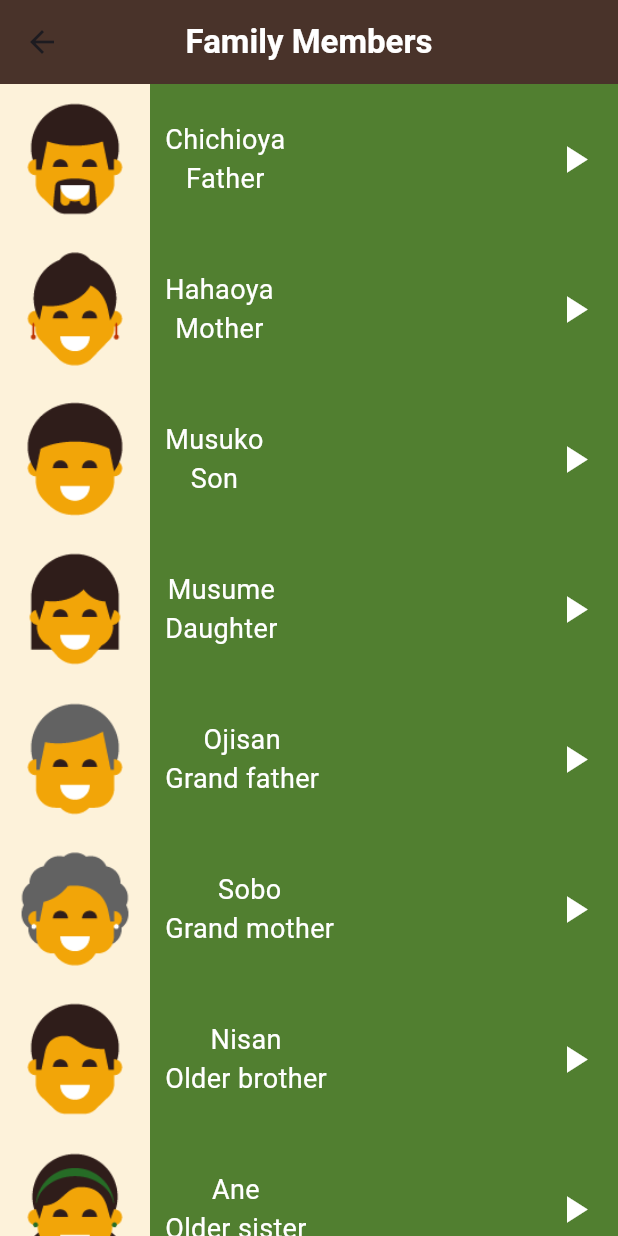
After one commit to ZiadAlaa955/toku_app, a Flutter app: the FamilyMembersView screen opened by its route, on a phone screen of 412 x 824 dp. The commit adds this screen. Run offline on Flutter 3.47's test engine with Material 3 defaults, Android fonts, the phone set to English and light mode, and no system bars.

Commit message:
create and finish family members view

```diff
--- a/lib/Models/item_model.dart
+++ b/lib/Models/item_model.dart
@@ -1,13 +1,15 @@
+import 'dart:ui';
+
 class ItemModel {
   final String image;
-  final String jpText;
-  final String enText;
+  final String jpname;
+  final String enName;
   final String sound;
 
   const ItemModel({
     required this.image,
-    required this.jpText,
-    required this.enText,
+    required this.jpname,
+    required this.enName,
     required this.sound,
   });
 }
--- /dev/null
+++ b/lib/Views/family_members_view.dart
@@ -0,0 +1,97 @@
+import 'package:flutter/material.dart';
+import 'package:toku_app/Models/item_model.dart';
+import 'package:toku_app/Widgets/item.dart';
+import 'package:toku_app/constants.dart';
+
+class FamilyMembersView extends StatelessWidget {
+  const FamilyMembersView({super.key});
+  static String id = 'familyView';
+  final List<ItemModel> itemsList = const [
+    ItemModel(
+      image: 'assets/images/family_members/family_father.png',
+      jpname: 'Chichioya',
+      enName: 'Father',
+      sound: 'sounds/family_members/father.wav',
+    ),
+    ItemModel(
+      image: 'assets/images/family_members/family_mother.png',
+      jpname: 'Hahaoya',
+      enName: 'Mother',
+      sound: 'sounds/family_members/mother.wav',
+    ),
+    ItemModel(
+      image: 'assets/images/family_members/family_son.png',
+      jpname: 'Musuko',
+      enName: 'Son',
+      sound: 'sounds/family_members/son.wav',
+    ),
+    ItemModel(
+      image: 'assets/images/family_members/family_daughter.png',
+      jpname: 'Musume',
+      enName: 'Daughter',
+      sound: 'sounds/family_members/daughter.wav',
+    ),
+    ItemModel(
+      image: 'assets/images/family_members/family_grandfather.png',
+      jpname: 'Ojisan',
+      enName: 'Grand father',
+      sound: 'sounds/family_members/grand father.wav',
+    ),
+    ItemModel(
+      image: 'assets/images/family_members/family_grandmother.png',
+      jpname: 'Sobo',
+      enName: 'Grand mother',
+      sound: 'sounds/family_members/grand mother.wav',
+    ),
+    ItemModel(
+      image: 'assets/images/family_members/family_older_brother.png',
+      jpname: 'Nisan',
+      enName: 'Older brother',
+      sound: 'sounds/family_members/older bother.wav',
+    ),
+    ItemModel(
+      image: 'assets/images/family_members/family_older_sister.png',
+      jpname: 'Ane',
+      enName: 'Older sister',
+      sound: 'sounds/family_members/older sister.wav',
+    ),
+    ItemModel(
+      image: 'assets/images/family_members/family_younger_brother.png',
+      jpname: 'Otouto',
+      enName: 'Younger brother',
+      sound: 'sounds/family_members/younger brohter.wav',
+    ),
+    ItemModel(
+      image: 'assets/images/family_members/family_younger_sister.png',
+      jpname: 'Imouto',
+      enName: 'Younger sister',
+      sound: 'sounds/family_members/younger sister.wav',
+    ),
+  ];
+
+  @override
+  Widget build(BuildContext context) {
+    return Scaffold(
+      appBar: AppBar(
+        backgroundColor: kPrimaryColor,
+        centerTitle: true,
+        title: const Text(
+          'Family Members',
+          style: TextStyle(
+            color: Colors.white,
+            fontWeight: FontWeight.bold,
+          ),
+        ),
+      ),
+      body: ListView.builder(
+        itemCount: itemsList.length,
+        itemBuilder: (context, index) {
+          return Item(
+            items: itemsList[index],
+            color: kFamilyViewColor,
+          );
+        },
+      ),
+    );
+  }
+}
--- a/lib/Widgets/item.dart
+++ b/lib/Widgets/item.dart
@@ -4,12 +4,13 @@ import 'package:toku_app/Models/item_model.dart';
 import 'package:toku_app/constants.dart';
 
 class Item extends StatelessWidget {
-  const Item({super.key, required this.items});
+  const Item({super.key, required this.items, required this.color});
   final ItemModel items;
+  final Color color;
   @override
   Widget build(BuildContext context) {
     return Container(
-      color: kNumbersViewColor,
+      color: color,
       child: Row(
         children: [
           Container(
@@ -24,14 +25,14 @@ class Item extends StatelessWidget {
             child: Column(
               children: [
                 Text(
-                  items.jpText,
+                  items.jpname,
                   style: const TextStyle(
                     color: Colors.white,
                     fontSize: 18,
                   ),
                 ),
                 Text(
-                  items.enText,
+                  items.enName,
                   style: const TextStyle(
                     color: Colors.white,
                     fontSize: 18,
--- a/lib/main.dart
+++ b/lib/main.dart
@@ -1,4 +1,5 @@
 import 'package:flutter/material.dart';
+import 'package:toku_app/Views/family_members_view.dart';
 import 'package:toku_app/Views/home_view.dart';
 import 'package:toku_app/Views/numbers_view.dart';
 
@@ -16,6 +17,7 @@ class TokuApp extends StatelessWidget {
       routes: {
         HomeView.id: (context) => const HomeView(),
         NumbersView.id: (context) => const NumbersView(),
+        FamilyMembersView.id: (context) => const FamilyMembersView(),
       },
       initialRoute: HomeView.id,
     );
```
Also changed, not shown: lib/Views/home_view.dart (+5 -2 lines), lib/Views/numbers_view.dart (+24 -21 lines).
